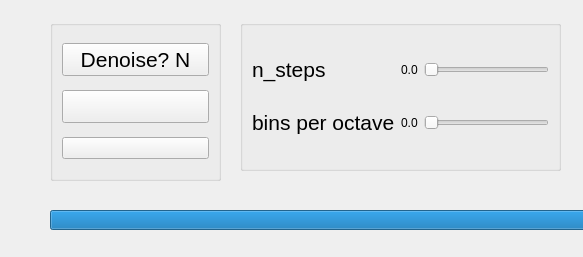
This is ui/control.ui in JohnYeung-dojjy/man-to-gril-voice-changer as Qt 5 draws it before an edit. The edited form follows.
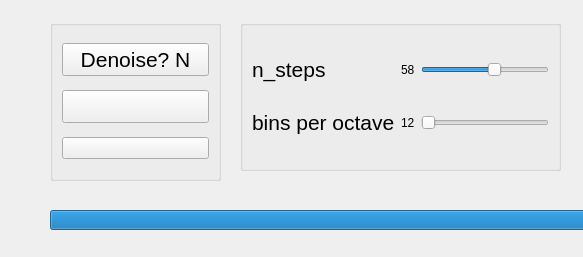
This is the edited form. Icons and pictures are not drawn.

Commit message: UI - update sliderbar default min, max and step. Rename audio_intensity to audio_intensity_bar for better readability

What changed in the file:
```diff
--- a/ui/control.ui
+++ b/ui/control.ui
@@ -114,14 +114,14 @@
     <item row="0" column="1">
      <widget class="QLabel" name="n_steps_value">
       <property name="text">
-       <string>0.0</string>
+       <string>58</string>
       </property>
      </widget>
     </item>
     <item row="1" column="1">
      <widget class="QLabel" name="octave_value">
       <property name="text">
-       <string>0.0</string>
+       <string>12</string>
       </property>
      </widget>
     </item>
@@ -130,6 +130,15 @@
       <property name="layoutDirection">
        <enum>Qt::LeftToRight</enum>
       </property>
+      <property name="minimum">
+       <number>12</number>
+      </property>
+      <property name="maximum">
+       <number>24</number>
+      </property>
+      <property name="singleStep">
+       <number>2</number>
+      </property>
       <property name="orientation">
        <enum>Qt::Horizontal</enum>
       </property>
@@ -155,6 +164,9 @@
       <property name="layoutDirection">
        <enum>Qt::LeftToRight</enum>
       </property>
+      <property name="value">
+       <number>58</number>
+      </property>
       <property name="orientation">
        <enum>Qt::Horizontal</enum>
       </property>
```
Left out of the diff: 2 changed lines with no effect on the pictures. The commit also changes 1 other file.
